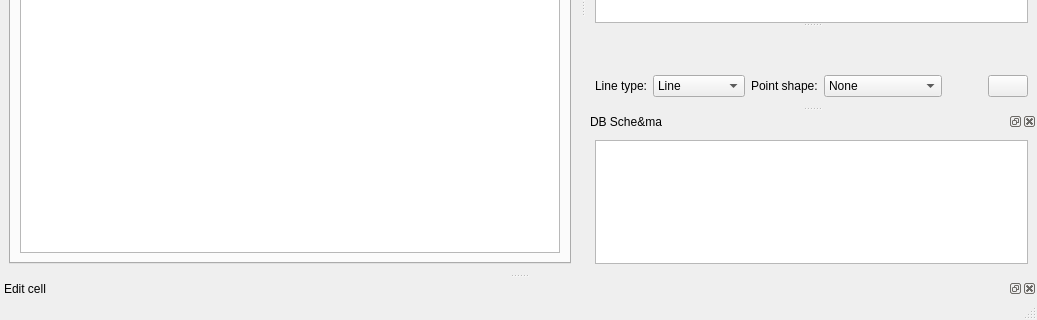
Old version of the form src/MainWindow.ui in the repository sqlitebrowser/sqlitebrowser; both pictures show x 0 to 1037 and y 310 to 630 of the 1037 by 630 pixel window.
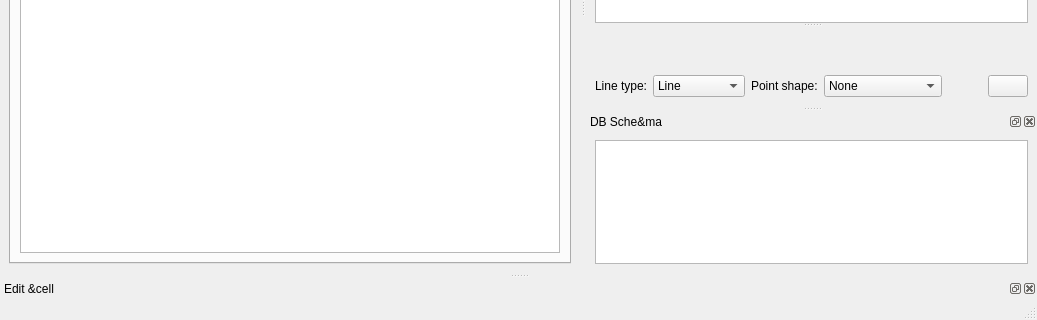
New version of the form. Icons and pictures are not drawn. Custom widgets are drawn as their Qt base class.

Commit message:
EditDialog: Make edit dock more keyboard friendly to use
See #440, #441.

Patch:
```diff
--- a/src/MainWindow.ui
+++ b/src/MainWindow.ui
@@ -1279,7 +1279,7 @@
   </widget>
   <widget class="QDockWidget" name="dockEditWindow">
    <property name="windowTitle">
-    <string>Edit cell</string>
+    <string>Edit &amp;cell</string>
    </property>
    <attribute name="dockWidgetArea">
     <number>8</number>
```
Left out of the diff: 17 changed lines with no effect on the pictures. The commit also changes 5 other files.
